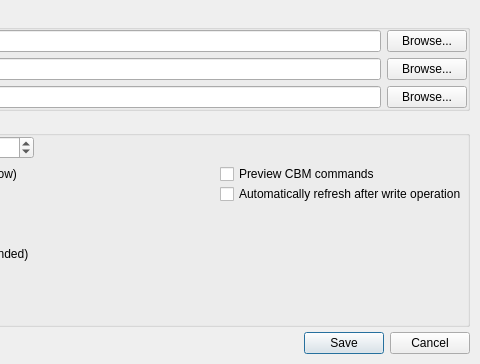
This is settingsdialog.ui in mveinot/QtCBM as Qt 5 draws it before an edit; both pictures show x 210 to 690 and y 0 to 364 of the 690 by 364 pixel window. The edited form follows.
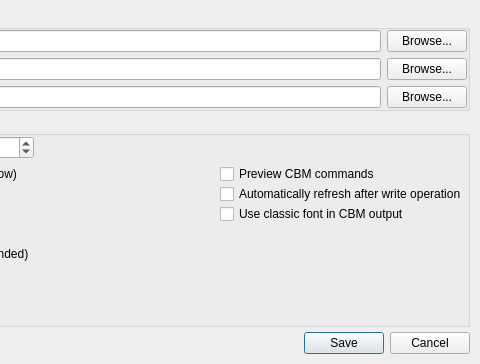
This is the edited form.

Commit message: Allow selecting the C64 font as a "classic" alternative

```diff
--- a/settingsdialog.ui
+++ b/settingsdialog.ui
@@ -300,6 +300,13 @@
                </property>
               </widget>
              </item>
+             <item>
+              <widget class="QCheckBox" name="useC64font">
+               <property name="text">
+                <string>Use classic font in CBM output</string>
+               </property>
+              </widget>
+             </item>
              <item>
               <spacer name="verticalSpacer">
                <property name="orientation">
```
The commit also changes 8 other files.
